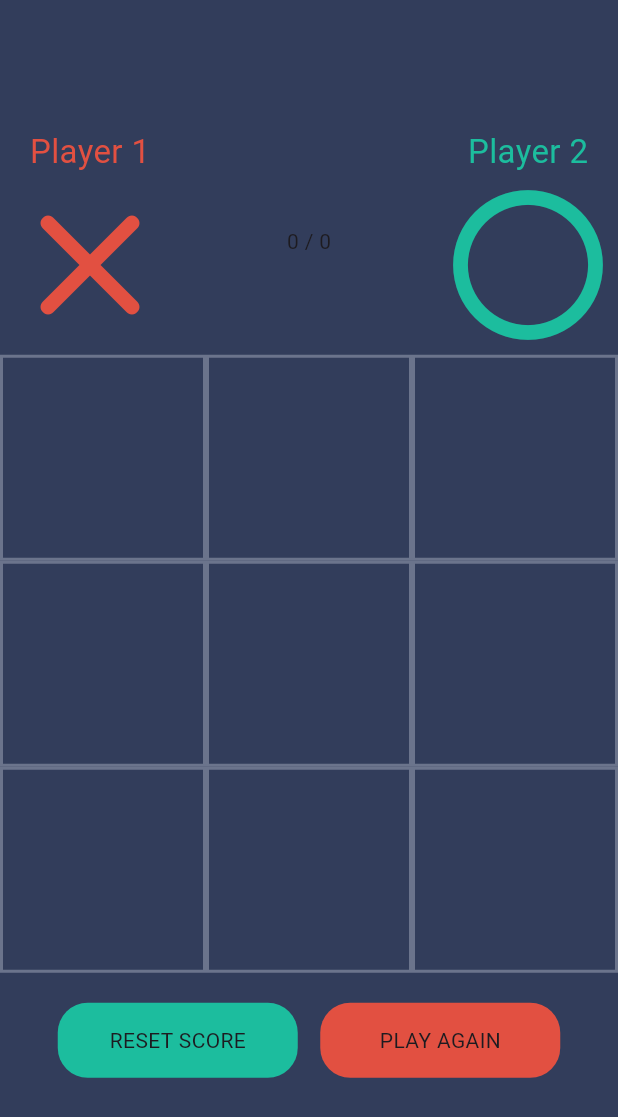
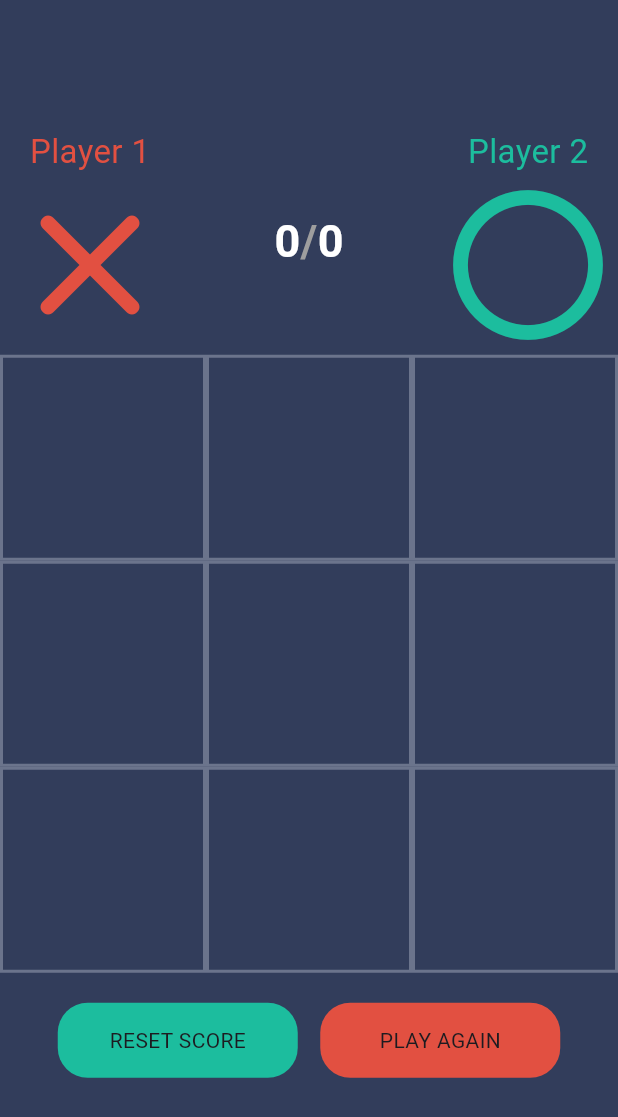
Before and after one commit to Abdalrhman-Mohammad/tic_tac_toe_game, a Flutter app: the screen it shows after launch, on a phone screen of 412 x 824 dp. Shown: the top 1117 px of the screen. Run offline on Flutter 3.47's test engine with Material 3 defaults, Android fonts, the phone set to English and light mode, and no system bars.

Commit message:
remove some comments

```diff
--- a/lib/views/pages/home_page.dart
+++ b/lib/views/pages/home_page.dart
@@ -6,7 +6,6 @@ import 'package:tec_tac_toe_game/models/wraping_state.dart';
 import 'package:tec_tac_toe_game/models/wrapint_player_number.dart';
 import 'package:tec_tac_toe_game/views/widgets/element_x_o.dart';
 import 'package:tec_tac_toe_game/utils/app_colors.dart';
-import 'package:tec_tac_toe_game/views/widgets/main_column.dart';
 
 class HomePage extends StatefulWidget {
   const HomePage({super.key});
@@ -35,12 +34,7 @@ class _HomePageState extends State<HomePage> {
         lnew: lnew,
       );
       int tmp = check.CheckWinning(); //check
-      // print(
-      //     "${llnew[0].playerNumber.playerNumber} ${llnew[1].playerNumber.playerNumber}");
       if (tmp > 0) value.value ^= 1;
-      // print(
-      //     "${llnew[0].playerNumber.playerNumber} ${llnew[1].playerNumber.playerNumber}");
-      print(tmp);
     }
 
     llnew = List.generate(
@@ -110,10 +104,37 @@ class _HomePageState extends State<HomePage> {
               ll[0],
               const Spacer(),
               ValueListenableBuilder(
-                  valueListenable: value,
-                  builder: (context, value, child) {
-                    return Text("${winnerCounter[0]} / ${winnerCounter[1]}");
-                  }),
+                valueListenable: value,
+                builder: (context, value, child) {
+                  // return Text("${winnerCounter[0]} / ${winnerCounter[1]}");
+                  return Text.rich(
+                    TextSpan(
+                      text: winnerCounter[0].toString(),
+                      style: const TextStyle(
+                          fontSize: 30,
+                          fontWeight: FontWeight.bold,
+                          color: Colors.white),
+                      children: [
+                        const TextSpan(
+                          text: "/",
+                          style: TextStyle(
+                            fontSize: 30,
+                            color: Colors.grey,
+                            fontWeight: FontWeight.bold,
+                          ),
+                        ),
+                        TextSpan(
+                          text: winnerCounter[1].toString(),
+                          style: const TextStyle(
+                            fontSize: 30,
+                            fontWeight: FontWeight.bold,
+                          ),
+                        )
+                      ],
+                    ),
+                  );
+                },
+              ),
               const Spacer(),
               ll[1],
             ],
```
